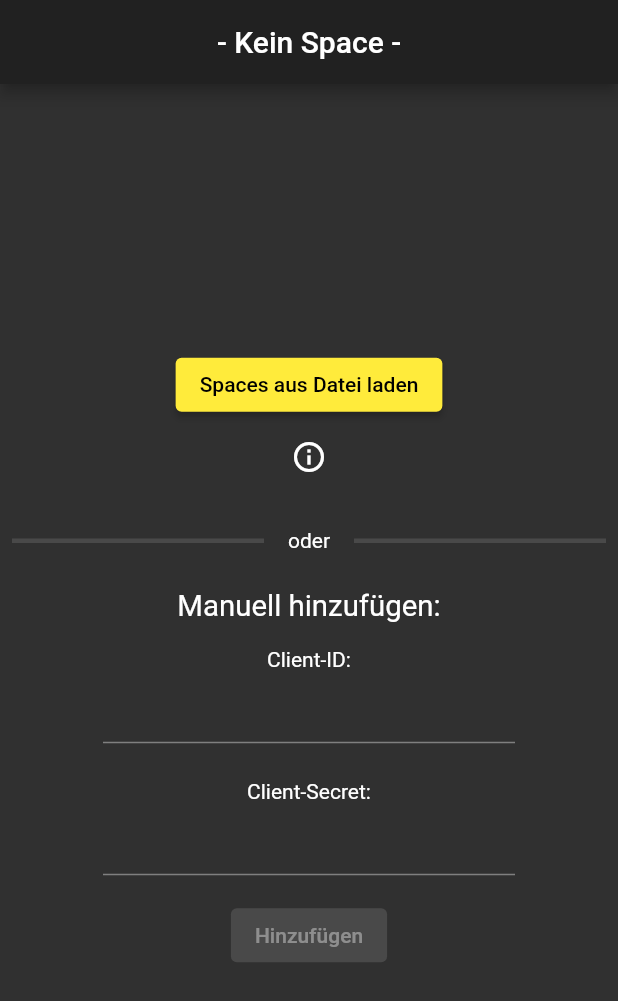
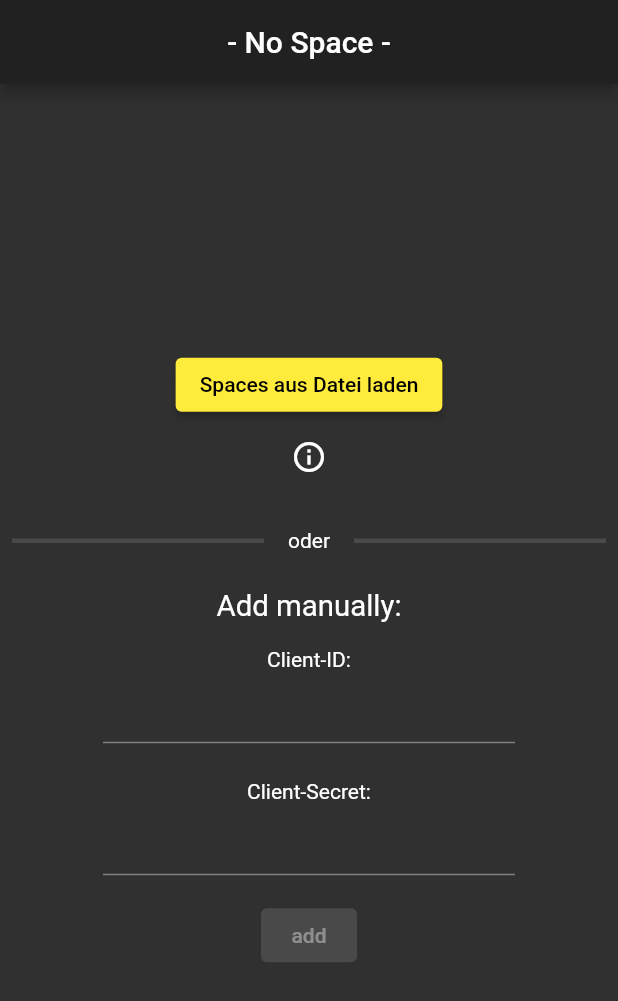
Before and after one commit to stormqueen23/lemonMarketsDashboard, a Flutter app: the screen it shows after launch, on a phone screen of 412 x 824 dp. Shown: the top 1001 px of the screen. Run offline on Flutter 3.47's test engine with Material 2 defaults, Android fonts, the phone set to English and light mode, and no system bars; our stand-ins replace expandable, file_picker, get_it, shared_preferences; missing offline and left inert: lemon_markets_client; generated files the repository leaves out were written again.

Commit message:
lots of docu

```diff
--- a/lib/main.dart
+++ b/lib/main.dart
@@ -32,7 +32,7 @@ class LemonMarketsDashboardApp extends StatelessWidget {
   @override
   Widget build(BuildContext context) {
     return MaterialApp(
-      title: 'Lemon markets portfolio',
+      title: 'Lemon markets dashboard',
       theme: ThemeData(
         primarySwatch: Colors.yellow,
       ),
--- a/lib/screens/homeScreen.dart
+++ b/lib/screens/homeScreen.dart
@@ -42,7 +42,7 @@ class HomeWidget extends StatelessWidget {
         ? Scaffold(
             appBar: AppBar(
               centerTitle: true,
-              title: Text('- Kein Space -'),
+              title: Text('- No Space -'),
             ),
             body: Center(child: AddSpaceWidget()),
           )
--- a/lib/widgets/space/addSpaceWidget.dart
+++ b/lib/widgets/space/addSpaceWidget.dart
@@ -92,7 +92,7 @@ class _AddSpaceWidgetState extends State<AddSpaceWidget> {
                 Padding(
                   padding: const EdgeInsets.only(top: 24.0, bottom: 16),
                   child: Text(
-                    'Manuell hinzufügen:',
+                    'Add manually:',
                     textScaleFactor: 1.4,
                   ),
                 ),
@@ -127,7 +127,7 @@ class _AddSpaceWidgetState extends State<AddSpaceWidget> {
                     onPressed: manualClientId != null && manualClientSecret != null
                         ? () => context.read<LemonMarketsProvider>().addSpace(manualClientId!, manualClientSecret!)
                         : null,
-                    child: Text('Hinzufügen'),
+                    child: Text('add'),
                   ),
                 )
               ],
```
Also changed, not shown: pubspec.yaml (+6 -2 lines), pubspec.lock, 2 other files.
